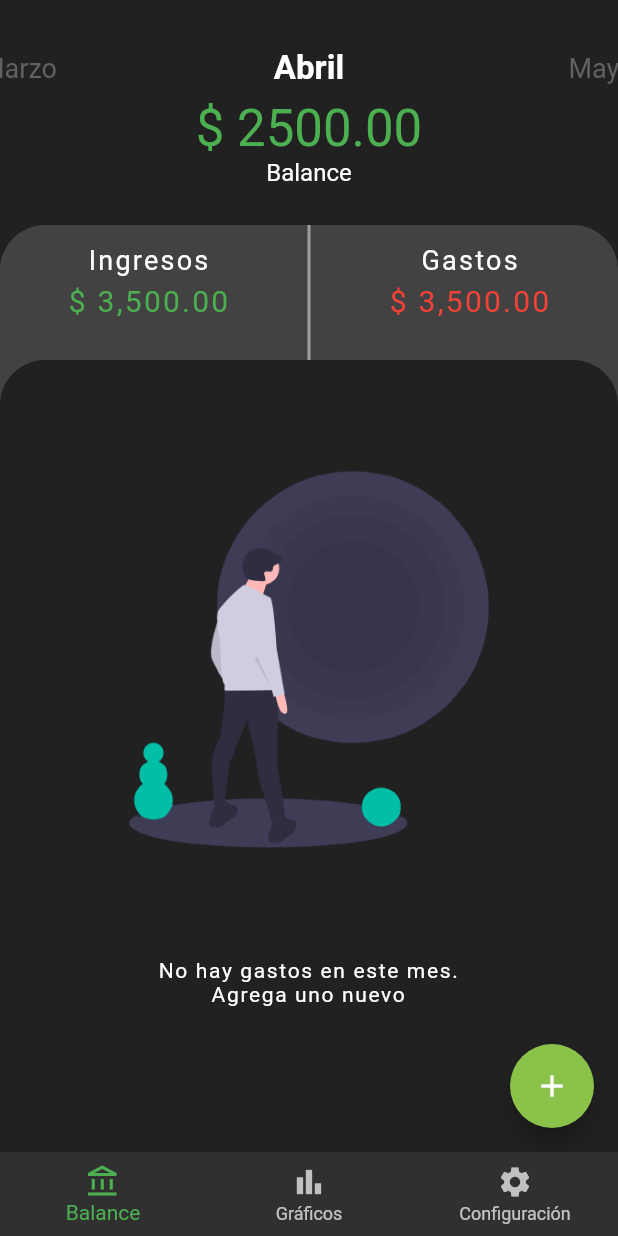
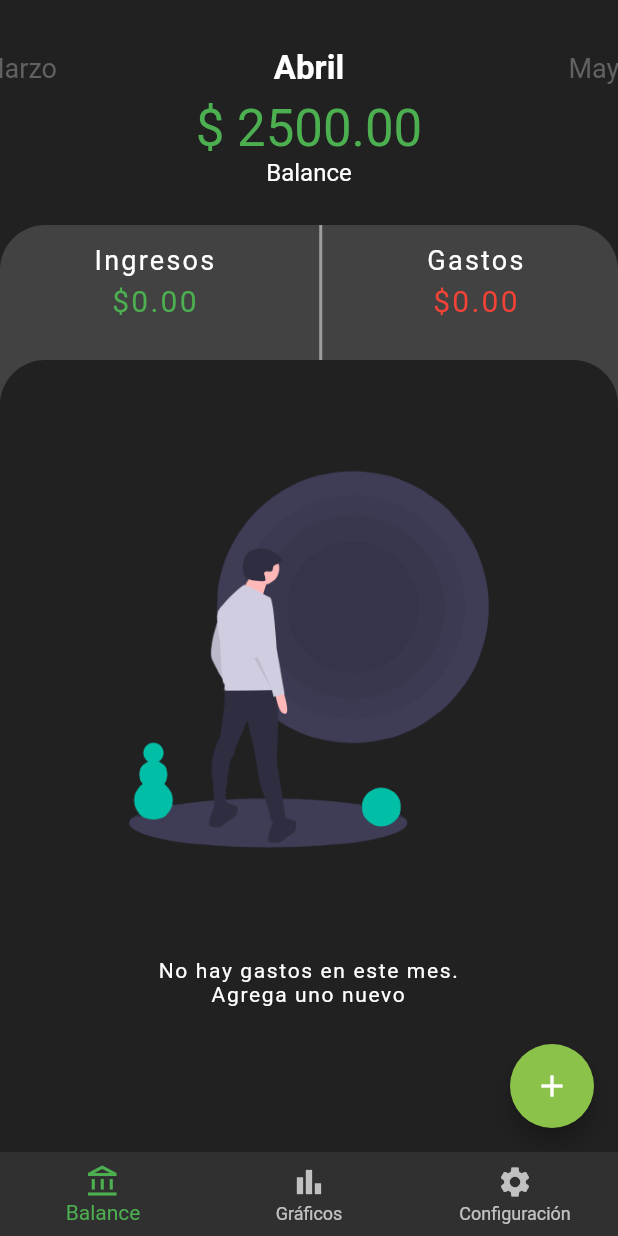
Before and after one commit to oscarvr10/Expenses-App, a Flutter app: the screen it shows after launch, on a phone screen of 412 x 824 dp. Run offline on Flutter 3.47's test engine with Material 2 defaults, Android fonts, the phone set to English and light mode, and no system bars; drawn by our look-alikes of flutter_speed_dial; our stand-ins replace fluttertoast, sqflite; missing offline and left inert: flutter_material_color_picker; accounts and stored records are empty.

Commit message:
Se agregan funciones para obtener totales

```diff
--- a/lib/pages/home_page.dart
+++ b/lib/pages/home_page.dart
@@ -35,6 +35,7 @@ class _HomePage extends StatelessWidget {
     switch (currentIndex) {
       case 0:
         expProvider.getExpensesByDate(currentMonth, _currentDate.year);
+        expProvider.getEntriesByDate(currentMonth, _currentDate.year);
         expProvider.getAllFeatures();
         return const BalancePage();
       case 1:
--- a/lib/providers/expenses_provider.dart
+++ b/lib/providers/expenses_provider.dart
@@ -135,7 +135,7 @@ class ExpensesProvider extends ChangeNotifier {
     ---- Getters to combined lists ----
   */
 
-  List<CombinedModel> get allItemsList {
+  List<CombinedModel> get allExpensesList {
     List<CombinedModel> _cModel = [];
 
     for (var e in eList) {
--- a/lib/utils/math_operations.dart
+++ b/lib/utils/math_operations.dart
@@ -1,7 +1,31 @@
 // ignore: depend_on_referenced_packages
+import 'package:exp_app/models/entries_model.dart';
 import 'package:intl/intl.dart';
+
+import '../models/expenses_model.dart';
 export 'package:exp_app/utils/math_operations.dart';
 
 getAmountFormat(double amount) {
   return NumberFormat.simpleCurrency().format(amount);
 }
+
+getTotalExpenses(List<ExpensesModel> expenses) {
+  double _eList = expenses
+      .map((e) => e.expense)
+      .fold(0.0, (previousValue, element) => previousValue + element);
+
+  return _eList;
+}
+
+getTotalEntries(List<EntriesModel> entries) {
+  double _etList = entries
+      .map((e) => e.entries)
+      .fold(0.0, (previousValue, element) => previousValue + element);
+
+  return _etList;
+}
+
+getBalance(List<ExpensesModel> expenses, List<EntriesModel> entries) {
+  double _balance = getTotalEntries(entries) - getTotalExpenses(expenses);
+  return getAmountFormat(_balance);
+}
--- a/lib/widgets/balance_page_wt/back_sheet.dart
+++ b/lib/widgets/balance_page_wt/back_sheet.dart
@@ -1,13 +1,21 @@
+import 'package:exp_app/pages/entries_details.dart';
 import 'package:exp_app/pages/expenses_details.dart';
 import 'package:exp_app/utils/constants.dart';
+import 'package:exp_app/utils/math_operations.dart';
 import 'package:exp_app/utils/page_animation_routes.dart';
 import 'package:flutter/material.dart';
+import 'package:provider/provider.dart';
+
+import '../../providers/expenses_provider.dart';
 
 class BackSheet extends StatelessWidget {
   const BackSheet({super.key});
 
   @override
   Widget build(BuildContext context) {
+    final eList = context.watch<ExpensesProvider>().eList;
+    final etList = context.watch<ExpensesProvider>().etList;
+
     _headers(String name, String amount, Color color) {
       return Column(
         children: [
@@ -40,7 +48,20 @@ class BackSheet extends StatelessWidget {
       child: Row(
         mainAxisAlignment: MainAxisAlignment.spaceEvenly,
         children: [
-          _headers('Ingresos', '\$ 3,500.00', Colors.green),
+          GestureDetector(
+            onTap: () {
+              Navigator.push(
+                context,
+                PageAnimationRoutes(
+                    widget: const EntriesDetails(),
+                    axisX: -0.5,
+                    axisY: -0.5,
+                    curveAnimation: Curves.bounceInOut),
+              );
+            },
+            child: _headers('Ingresos',
+                getAmountFormat(getTotalEntries(etList)), Colors.green),
+          ),
           const VerticalDivider(
             thickness: 2.0,
           ),
@@ -55,7 +76,8 @@ class BackSheet extends StatelessWidget {
                     curveAnimation: Curves.bounceInOut),
               );
             },
-            child: _headers('Gastos', '\$ 3,500.00', Colors.red),
+            child: _headers(
+                'Gastos', getAmountFormat(getTotalExpenses(eList)), Colors.red),
           ),
         ],
       ),
```
